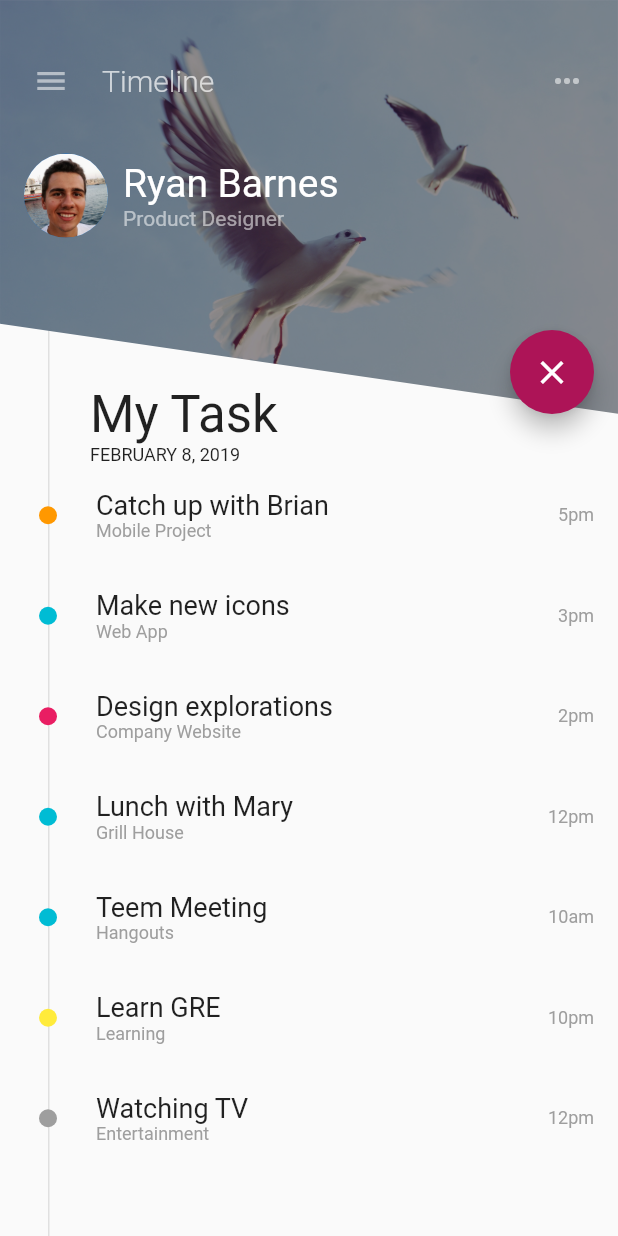
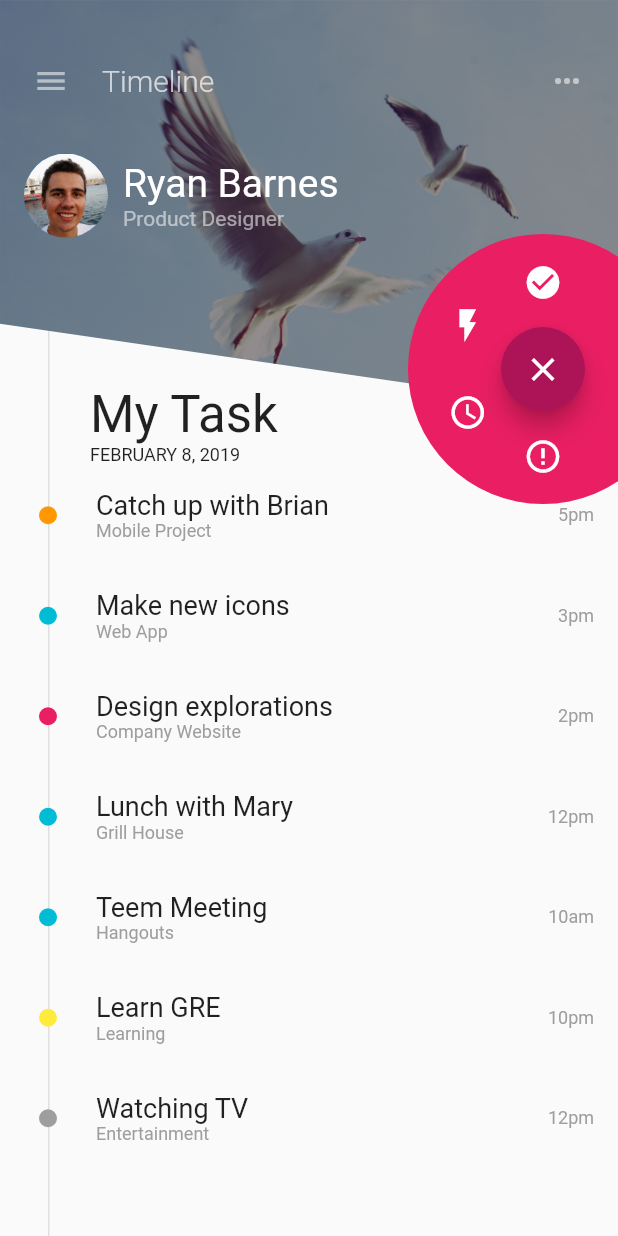
Before and after one commit to SonQBChau/filter_menu_ui_challenge, a Flutter app: the screen it shows after launch, after a tap on the "filter list" icon, on a phone screen of 412 x 824 dp. Run offline on Flutter 3.47's test engine with Material 2 defaults, Android fonts, the phone set to English and light mode, and no system bars.

Commit message:
circular menu

```diff
--- a/lib/animated_fab.dart
+++ b/lib/animated_fab.dart
@@ -1,5 +1,6 @@
+import 'dart:math' as math;
+
 import 'package:flutter/material.dart';
-import 'dart:math';
 
 class AnimatedFab extends StatefulWidget {
   final VoidCallback onClick;
@@ -7,17 +8,22 @@ class AnimatedFab extends StatefulWidget {
   const AnimatedFab({Key key, this.onClick}) : super(key: key);
 
   @override
-  _AnimatedFabState createState() => _AnimatedFabState();
+  _AnimatedFabState createState() => new _AnimatedFabState();
 }
 
-class _AnimatedFabState extends State<AnimatedFab> with SingleTickerProviderStateMixin {
+class _AnimatedFabState extends State<AnimatedFab>
+    with SingleTickerProviderStateMixin {
   AnimationController _animationController;
   Animation<Color> _colorAnimation;
+
+  final double expandedSize = 180.0;
+  final double hiddenSize = 20.0;
 
   @override
   void initState() {
     super.initState();
-    _animationController = new AnimationController(vsync: this, duration: Duration(milliseconds: 200));
+    _animationController = new AnimationController(
+        vsync: this, duration: Duration(milliseconds: 200));
     _colorAnimation = new ColorTween(begin: Colors.pink, end: Colors.pink[800])
         .animate(_animationController);
   }
@@ -30,11 +36,67 @@ class _AnimatedFabState extends State<AnimatedFab> with SingleTickerProviderStat
 
   @override
   Widget build(BuildContext context) {
-    return new AnimatedBuilder(
-      animation: _animationController,
-      builder: (BuildContext context, Widget child) {
-        return _buildFabCore();
-      },
+    return new SizedBox(
+      width: expandedSize,
+      height: expandedSize,
+      child: new AnimatedBuilder(
+        animation: _animationController,
+        builder: (BuildContext context, Widget child) {
+          return new Stack(
+            alignment: Alignment.center,
+            children: <Widget>[
+              _buildExpandedBackground(),
+              _buildOption(Icons.check_circle, 0.0),
+              _buildOption(Icons.flash_on, -math.pi / 3),
+              _buildOption(Icons.access_time, -2 * math.pi / 3),
+              _buildOption(Icons.error_outline, math.pi),
+              _buildFabCore(),
+            ],
+          );
+        },
+      ),
+    );
+  }
+
+  Widget _buildOption(IconData icon, double angle) {
+    if (_animationController.isDismissed) {
+      return Container();
+    }
+    double iconSize = 0.0;
+    if (_animationController.value > 0.8) {
+      iconSize = 26.0 * (_animationController.value - 0.8) * 5;
+    }
+    return new Transform.rotate(
+      angle: angle,
+      child: new Align(
+        alignment: Alignment.topCenter,
+        child: new Padding(
+          padding: new EdgeInsets.only(top: 8.0),
+          child: new IconButton(
+            onPressed: _onIconClick,
+            icon: new Transform.rotate(
+              angle: -angle,
+              child: new Icon(
+                icon,
+                color: Colors.white,
+              ),
+            ),
+            iconSize: iconSize,
+            alignment: Alignment.center,
+            padding: new EdgeInsets.all(0.0),
+          ),
+        ),
+      ),
+    );
+  }
+
+  Widget _buildExpandedBackground() {
+    double size =
+        hiddenSize + (expandedSize - hiddenSize) * _animationController.value;
+    return new Container(
+      height: size,
+      width: size,
+      decoration: new BoxDecoration(shape: BoxShape.circle, color: Colors.pink),
     );
   }
 
@@ -74,4 +136,9 @@ class _AnimatedFabState extends State<AnimatedFab> with SingleTickerProviderStat
       close();
     }
   }
+
+  _onIconClick() {
+    widget.onClick();
+    close();
+  }
 }
--- a/lib/main.dart
+++ b/lib/main.dart
@@ -52,16 +52,17 @@ class _MyHomePageState extends State<MyHomePage> {
     );
   }
 
+
   Widget _buildFab() {
-    return  Positioned(
-      top: _imageHeight - 36.0,
-      right: 16.0,
-      child:  AnimatedFab(
-        onClick: _changeFilterState,
-//        child: new Icon(Icons.filter_list),
-      ),
+    return new Positioned(
+        top: _imageHeight - 100.0,
+        right: -40.0,
+        child:new AnimatedFab(
+          onClick: _changeFilterState,
+        )
     );
   }
+
   void _changeFilterState() {
     showOnlyCompleted = !showOnlyCompleted;
     tasks.where((task) => !task.completed).forEach((task) {
```
